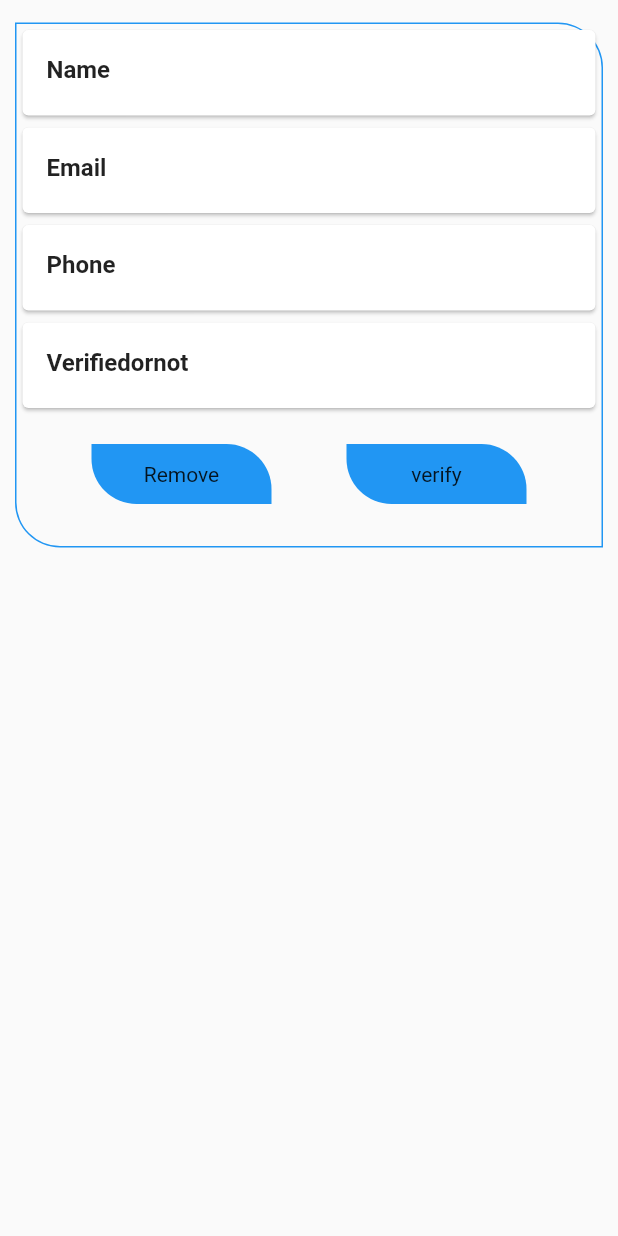
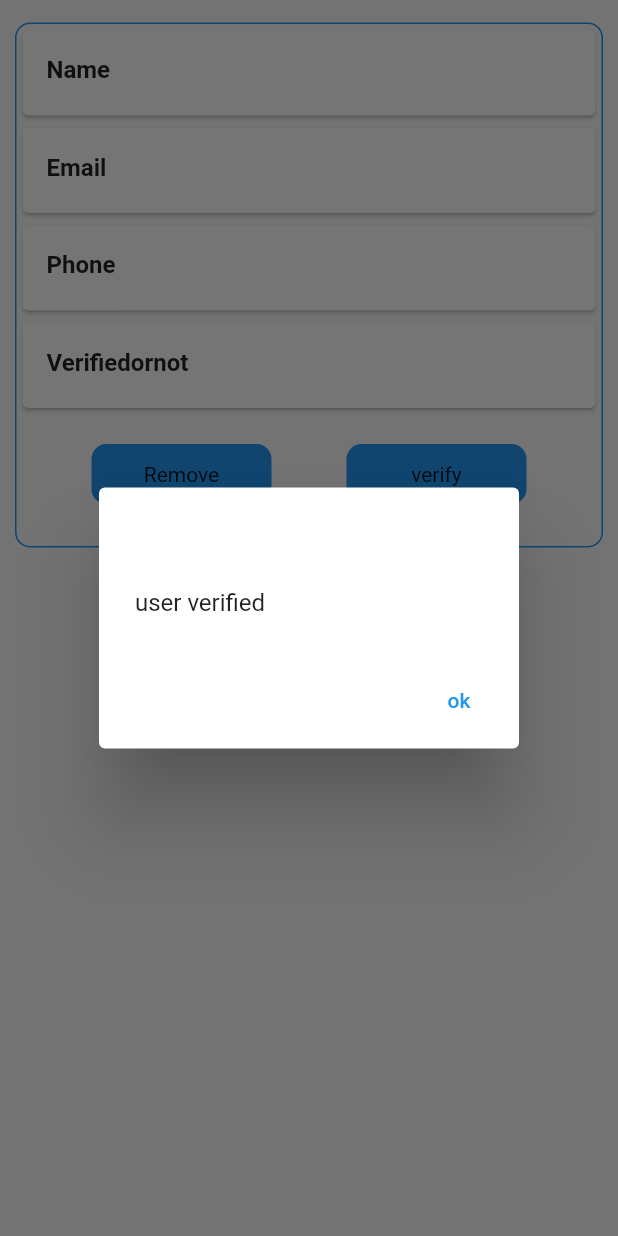
Before and after one commit to Dev-Abhijithmp/fudon, a Flutter app: what singlecollectionstaff() shows on an empty page, opened directly with empty values, after a tap on "verify", on a phone screen of 412 x 824 dp. Run offline on Flutter 3.47's test engine with Material 2 defaults, Android fonts, the phone set to English and light mode, and no system bars; our stand-ins replace cloud_firestore, curved_navigation_bar, firebase_auth, firebase_core, firebase_storage, geolocator and 1 more; missing offline and left inert: cloud_firestore_web, firebase_auth_web, firebase_core_web; accounts and stored records are empty.

Commit message:
feat admin completed

```diff
--- a/lib/admin/adminpage.dart
+++ b/lib/admin/adminpage.dart
@@ -1,5 +1,5 @@
 import 'package:flutter/material.dart';
-import 'package:fudon/admin/viewstaff.dart';
+import 'package:fudon/admin/viewusers.dart';
 
 import '../authentication/authenticate.dart';
 
--- a/lib/admin/viewstaff.dart
+++ b/lib/admin/viewusers.dart
@@ -1,24 +1,44 @@
 import 'package:cloud_firestore/cloud_firestore.dart';
 import 'package:flutter/material.dart';
 import 'package:fudon/innerscreen/loadingpage.dart';
+import 'package:fudon/screen/welcome.dart';
+import 'package:fudon/widgets.dart';
 
 import '../innerscreen/somethingwentwrong.dart';
 import 'adminfunctions.dart';
 
-class ViewUsers extends StatelessWidget {
+class ViewUsers extends StatefulWidget {
   const ViewUsers({Key? key}) : super(key: key);
 
+  @override
+  State<ViewUsers> createState() => _ViewUsersState();
+}
+
+bool verified = false;
+
+class _ViewUsersState extends State<ViewUsers> {
   @override
   Widget build(BuildContext context) {
     return Scaffold(
       appBar: AppBar(
-        title: const Text("View staffs"),
+        title: const Text("View Users"),
         backgroundColor: Colors.blue,
+        actions: [
+          Center(child: Text(verified ? 'Verified' : 'Not verified')),
+          Switch.adaptive(
+            activeColor: darkorange,
+            value: verified,
+            onChanged: (value) => setState(() {
+              verified = value;
+            }),
+          )
+        ],
       ),
       body: StreamBuilder<QuerySnapshot>(
         stream: FirebaseFirestore.instance
             .collection('user')
             .where('role', isEqualTo: 'user')
+            .where('isverified', isEqualTo: verified)
             .snapshots(includeMetadataChanges: true),
         builder: (BuildContext context, AsyncSnapshot<QuerySnapshot> snapshot) {
           if (snapshot.hasError == true) {
@@ -45,8 +65,7 @@ Widget singlecollectionstaff(DocumentSnapshot doc, context) {
     width: double.infinity,
     height: 350,
     decoration: BoxDecoration(
-        borderRadius: const BorderRadius.only(
-            topRight: Radius.circular(30), bottomLeft: Radius.circular(30)),
+        borderRadius: const BorderRadius.all(Radius.circular(10)),
         border: Border.all(color: Colors.blue)),
     margin: const EdgeInsets.symmetric(vertical: 15, horizontal: 10),
     child: Column(
@@ -69,9 +88,7 @@ Widget singlecollectionstaff(DocumentSnapshot doc, context) {
                 height: 40,
                 width: 120,
                 decoration: const BoxDecoration(
-                    borderRadius: BorderRadius.only(
-                        topRight: Radius.circular(30),
-                        bottomLeft: Radius.circular(30)),
+                    borderRadius: BorderRadius.all(Radius.circular(10)),
                     color: Colors.blue),
                 child: const Center(
                   child: Text("Remove"),
@@ -80,15 +97,17 @@ Widget singlecollectionstaff(DocumentSnapshot doc, context) {
             ),
             InkWell(
               onTap: () {
-                verifyuser(doc.id);
+                verifyuser(doc.id).then((value) {
+                  if (value['status'] == "success") {
+                    showdialogue('', 'user verified', context);
+                  }
+                });
               },
               child: Container(
                 height: 40,
                 width: 120,
                 decoration: const BoxDecoration(
-                    borderRadius: BorderRadius.only(
-                        topRight: Radius.circular(30),
-                        bottomLeft: Radius.circular(30)),
+                    borderRadius: BorderRadius.all(Radius.circular(10)),
                     color: Colors.blue),
                 child: const Center(
                   child: Text("verify"),
```
